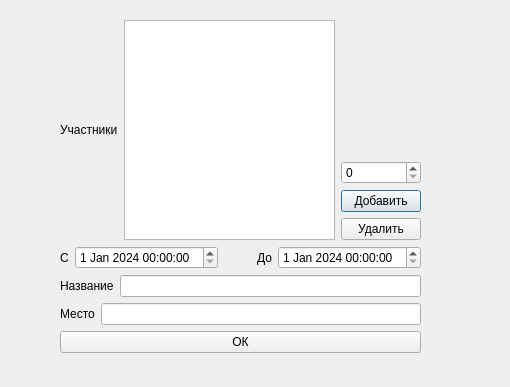
Old version of the form editevent.ui in the repository kiquxd/QtCalendar.
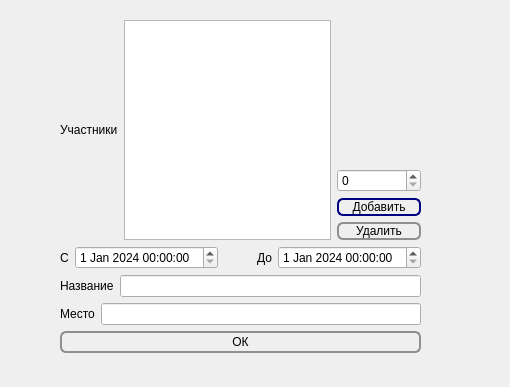
New version of the form. Icons and pictures are not drawn.

Patch:
```diff
--- a/editevent.ui
+++ b/editevent.ui
@@ -55,6 +55,45 @@
         </item>
         <item>
          <widget class="QPushButton" name="AddButton">
+          <property name="styleSheet">
+           <string notr="true">QPushButton {
+     border: 2px solid #8f8f91;
+     border-radius: 6px;
+     background-color: qlineargradient(x1: 0, y1: 0, x2: 0, y2: 1,
+                                       stop: 0 #f6f7fa, stop: 1 #dadbde);
+     min-width: 80px;
+ }
+
+ QPushButton:pressed {
+     background-color: qlineargradient(x1: 0, y1: 0, x2: 0, y2: 1,
+                                       stop: 0 #dadbde, stop: 1 #f6f7fa);
+ }
+
+ QPushButton:flat {
+     border: none; /* для плоской кнопки границы нет */
+ }
+
+ QPushButton:default {
+     border-color: navy; /* делаем кнопку по умолчанию выпуклой */
+ }
+Для кнопки QPushButton с меню используйте субэлемент управления ::menu-indicator.
+
+ QPushButton:open { /* когда собственное меню кнопки раскрыто */
+     background-color: qlineargradient(x1: 0, y1: 0, x2: 0, y2: 1,
+                                       stop: 0 #dadbde, stop: 1 #f6f7fa);
+ }
+
+ QPushButton::menu-indicator {
+     image: url(menu_indicator.png);
+     subcontrol-origin: padding;
+     subcontrol-position: bottom right;
+ }
+
+ QPushButton::menu-indicator:pressed, QPushButton::menu-indicator:open {
+     position: relative;
+     top: 2px; left: 2px; /* сдвигаем стрелку на 2 px */
+ }</string>
+          </property>
           <property name="text">
            <string>Добавить</string>
           </property>
@@ -62,6 +101,45 @@
         </item>
         <item>
          <widget class="QPushButton" name="DeleteButton">
+          <property name="styleSheet">
+           <string notr="true">QPushButton {
+     border: 2px solid #8f8f91;
+     border-radius: 6px;
+     background-color: qlineargradient(x1: 0, y1: 0, x2: 0, y2: 1,
+                                       stop: 0 #f6f7fa, stop: 1 #dadbde);
+     min-width: 80px;
+ }
+
+ QPushButton:pressed {
+     background-color: qlineargradient(x1: 0, y1: 0, x2: 0, y2: 1,
+                                       stop: 0 #dadbde, stop: 1 #f6f7fa);
+ }
+
+ QPushButton:flat {
+     border: none; /* для плоской кнопки границы нет */
+ }
+
+ QPushButton:default {
+     border-color: navy; /* делаем кнопку по умолчанию выпуклой */
+ }
+Для кнопки QPushButton с меню используйте субэлемент управления ::menu-indicator.
+
+ QPushButton:open { /* когда собственное меню кнопки раскрыто */
+     background-color: qlineargradient(x1: 0, y1: 0, x2: 0, y2: 1,
+                                       stop: 0 #dadbde, stop: 1 #f6f7fa);
+ }
+
+ QPushButton::menu-indicator {
+     image: url(menu_indicator.png);
+     subcontrol-origin: padding;
+     subcontrol-position: bottom right;
+ }
+
+ QPushButton::menu-indicator:pressed, QPushButton::menu-indicator:open {
+     position: relative;
+     top: 2px; left: 2px; /* сдвигаем стрелку на 2 px */
+ }</string>
+          </property>
           <property name="text">
            <string>Удалить</string>
           </property>
@@ -181,6 +259,46 @@
     </item>
     <item>
      <widget class="QPushButton" name="OKbutton">
+      <property name="styleSheet">
+       <string notr="true">QPushButton {
+     border: 2px solid #8f8f91;
+     border-radius: 6px;
+     background-color: qlineargradient(x1: 0, y1: 0, x2: 0, y2: 1,
+                                       stop: 0 #f6f7fa, stop: 1 #dadbde);
+     min-width: 80px;
+	padding: 2px 2px 2px 2px;
+ }
+
+ QPushButton:pressed {
+     background-color: qlineargradient(x1: 0, y1: 0, x2: 0, y2: 1,
+                                       stop: 0 #dadbde, stop: 1 #f6f7fa);
+ }
+
+ QPushButton:flat {
+     border: none; /* для плоской кнопки границы нет */
+ }
+
+ QPushButton:default {
+     border-color: navy; /* делаем кнопку по умолчанию выпуклой */
+ }
+Для кнопки QPushButton с меню используйте субэлемент управления ::menu-indicator.
+
+ QPushButton:open { /* когда собственное меню кнопки раскрыто */
+     background-color: qlineargradient(x1: 0, y1: 0, x2: 0, y2: 1,
+                                       stop: 0 #dadbde, stop: 1 #f6f7fa);
+ }
+
+ QPushButton::menu-indicator {
+     image: url(menu_indicator.png);
+     subcontrol-origin: padding;
+     subcontrol-position: bottom right;
+ }
+
+ QPushButton::menu-indicator:pressed, QPushButton::menu-indicator:open {
+     position: relative;
+     top: 2px; left: 2px; /* сдвигаем стрелку на 2 px */
+ }</string>
+      </property>
       <property name="text">
        <string>ОК</string>
       </property>
```
